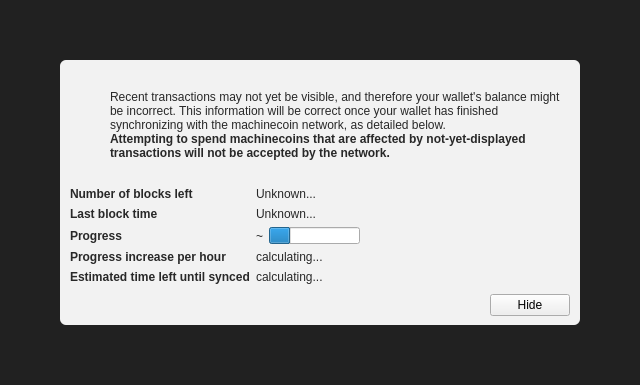
First picture: the form in src/qt/forms/modaloverlay.ui, repository machinecoin-project/machinecoin-core, before the edit.
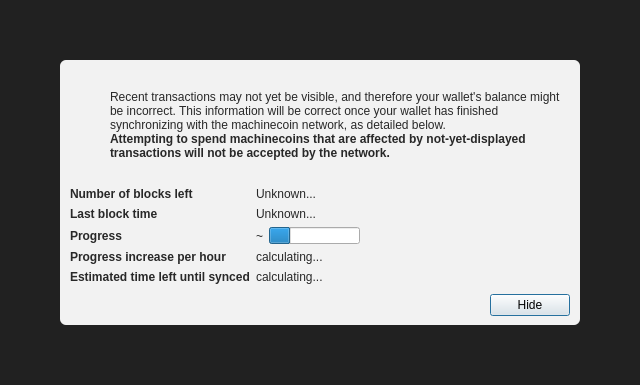
Second picture: the form after the edit. Icons and pictures are not drawn. Custom widgets are drawn as their Qt base class.

Diff of the .ui file:
```diff
--- a/src/qt/forms/modaloverlay.ui
+++ b/src/qt/forms/modaloverlay.ui
@@ -351,6 +351,12 @@
              <property name="text">
               <string>Hide</string>
              </property>
+             <property name="focusPolicy">
+              <enum>Qt::StrongFocus</enum>
+             </property>
+             <property name="default">
+              <bool>true</bool>
+             </property>
             </widget>
            </item>
           </layout>
```
